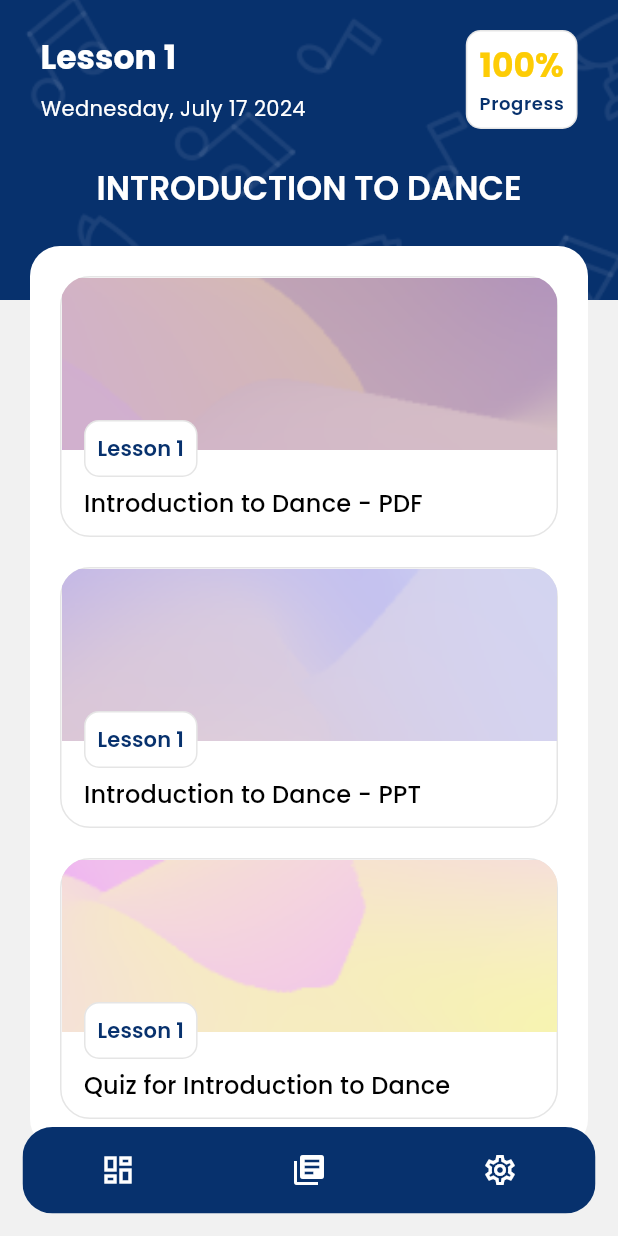
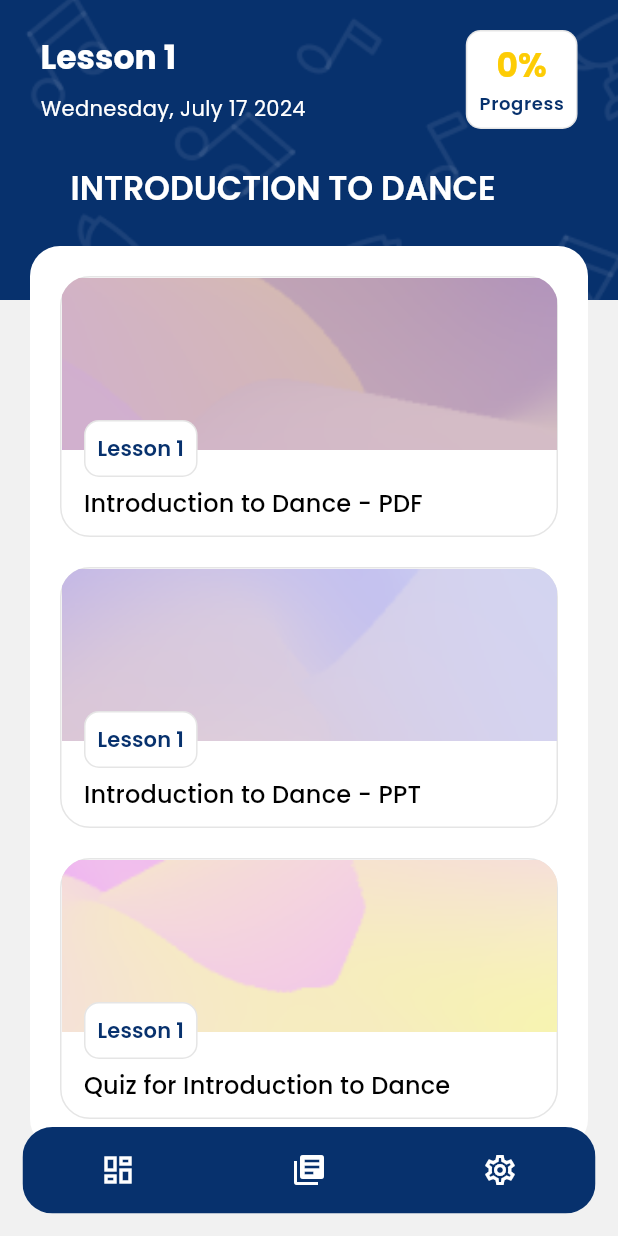
Before and after one commit to justinecasiano/kiola, a Flutter app: the screen it shows after launch, after a tap on an icon or button, on a phone screen of 412 x 824 dp. Run offline on Flutter 3.47's test engine with Material 3 defaults, Android fonts, the phone set to English and light mode, and no system bars; our stand-ins replace bloc, flutter_bloc, google_fonts; missing offline and left inert: syncfusion_flutter_pdfviewer; project files that could hold a hidden picture were left out.

```diff
--- /dev/null
+++ b/devtools_options.yaml
@@ -0,0 +1,4 @@
+description: This file stores settings for Dart & Flutter DevTools.
+documentation: https://docs.flutter.dev/tools/devtools/extensions#configure-extension-enablement-states
+extensions:
+  - provider: true
--- a/lib/main.dart
+++ b/lib/main.dart
@@ -1,5 +1,3 @@
-import 'dart:developer';
-
 import 'package:flutter/material.dart';
 import 'package:google_fonts/google_fonts.dart';
 import 'package:flutter_bloc/flutter_bloc.dart';
@@ -31,7 +29,7 @@ class _AppState extends State<App> {
     try {
       List result = await Future.wait([
         Utils.loadJson(context, 'assets/lessons.json'),
-        Utils.loadJson(context, 'assets/student.json')
+        Utils.loadJson(context, 'assets/student.json'),
       ]);
 
       lessons = (result[0] as List<dynamic>)
@@ -49,17 +47,26 @@ class _AppState extends State<App> {
     return MaterialApp(
       debugShowCheckedModeBanner: false,
       title: 'Kiola',
+      routes: {
+        '/splash': (context) => const SplashScreen(),
+      },
       home: FutureBuilder(
           future: initialize(context),
           builder: (context, snapshot) {
             if (snapshot.hasData) {
               print('lesson and user data are successfully loaded');
 
-              return MultiBlocProvider(providers: [
-                BlocProvider(create: (_) => NavigationCubit()),
-                BlocProvider(create: (_) => LessonCubit(lessons: lessons)),
-                BlocProvider(create: (_) => StudentCubit(student!)),
-              ], child: const HomeScreen());
+              return MultiBlocProvider(
+                  providers: [
+                    BlocProvider(create: (_) => NavigationCubit()),
+                    BlocProvider(create: (_) => LessonCubit(lessons: lessons)),
+                    BlocProvider(create: (_) => StudentCubit(student!)),
+                  ],
+                  child: BlocBuilder<StudentCubit, Student>(
+                    builder: (BuildContext context, Student state) {
+                      return const HomeScreen();
+                    },
+                  ));
             } else if (snapshot.hasError) {
               return Center(
                   child: Text(
@@ -74,9 +81,6 @@ class _AppState extends State<App> {
               );
             }
           }),
-      routes: {
-        '/splash': (context) => const SplashScreen(),
-      },
       theme: ThemeData(
         fontFamily: GoogleFonts.poppins().fontFamily,
       ),
--- a/lib/src/models/cubits/lesson_cubit.dart
+++ b/lib/src/models/cubits/lesson_cubit.dart
@@ -4,27 +4,18 @@ import '../lesson.dart';
 
 class LessonCubit extends Cubit<Lesson> {
   final List<Lesson> lessons;
-  late int number;
 
-  LessonCubit({required this.lessons}) : super(lessons.first) {
-    number = lessons.first.number;
-  }
+  LessonCubit({required this.lessons}) : super(lessons.first);
 
-  int getLessonNumber() => number;
-
-  String? getContent() => state.selectedContent;
-
-  int getContentPercentage() {
-    return state.hasVideo ? 100 ~/ 4 : 100 ~/ 3;
+  double getContentPercentage() {
+    return 100 / (state.hasVideo ? 4 : 3);
   }
 
   void setLesson(int number) {
-    this.number = number;
     emit(lessons.firstWhere((lesson) => lesson.number == number));
   }
 
-  void setContent(String? content) {
-    Lesson? currentLesson = state.copyWith(selectedContent: content);
-    emit(currentLesson);
+  void setContent(String content) {
+    emit(state.copyWith(selectedContent: content));
   }
 }
--- a/lib/src/models/cubits/student_cubit.dart
+++ b/lib/src/models/cubits/student_cubit.dart
@@ -14,7 +14,7 @@ class StudentCubit extends Cubit<Student> {
   }
 
   void setLessonProgress(BuildContext context, int number) {
-    int percent = context.read<LessonCubit>().getContentPercentage();
+    double percent = context.read<LessonCubit>().getContentPercentage();
     Student student = state.copyWith();
     student.lessonStanding[number].progress += percent;
     emit(student);
@@ -25,7 +25,7 @@ class StudentCubit extends Cubit<Student> {
     for (var standing in student.lessonStanding) {
       student.overallProgress += standing.progress;
     }
-    student.overallProgress ~/= student.lessonStanding.length;
+    student.overallProgress /= student.lessonStanding.length;
     emit(student);
   }
 }
--- a/lib/src/models/lesson.dart
+++ b/lib/src/models/lesson.dart
@@ -3,7 +3,7 @@ import 'quiz.dart';
 class Lesson {
   final int number;
   final String title;
-  String? selectedContent;
+  String selectedContent;
   final bool hasVideo;
   final Quiz quiz;
 
--- a/lib/src/models/lesson_standing.dart
+++ b/lib/src/models/lesson_standing.dart
@@ -2,7 +2,7 @@ class LessonStanding {
   int number;
   List<int?> answers;
   int? score;
-  int progress;
+  double progress;
 
   LessonStanding(
       {required this.number,
--- a/lib/src/models/student.dart
+++ b/lib/src/models/student.dart
@@ -6,7 +6,7 @@ class Student {
   final String? email;
   final int? lastSaved;
   List<LessonStanding> lessonStanding;
-  int overallProgress;
+  double overallProgress;
 
   Student({
     required this.username,
@@ -40,7 +40,7 @@ class Student {
     String? email,
     int? lastSaved,
     List<LessonStanding>? lessonStanding,
-    int? overallProgress,
+    double? overallProgress,
   }) {
     return Student(
       username: username ?? this.username,
--- a/lib/src/screens/dashboard_screen.dart
+++ b/lib/src/screens/dashboard_screen.dart
@@ -2,7 +2,9 @@ import 'package:flutter/material.dart';
 import 'package:flutter_bloc/flutter_bloc.dart';
 import '../models/cubits/lesson_cubit.dart';
 import '../models/cubits/navigation_cubit.dart';
+import '../models/cubits/student_cubit.dart';
 import '../models/lesson.dart';
+import '../models/student.dart';
 import '../widgets/custom_background.dart';
 import '../widgets/rounded_container.dart';
 import '../extras/utils.dart';
@@ -15,16 +17,29 @@ class DashboardScreen extends StatelessWidget {
 
   @override
   Widget build(BuildContext context) {
-    return const CustomBackground(
+    return CustomBackground(
         child: Padding(
-      padding: EdgeInsets.symmetric(horizontal: values.medium),
-      child: Column(children: [Header(), DashboardInfo(), Lessons()]),
+      padding: const EdgeInsets.symmetric(horizontal: values.medium),
+      child: Column(children: [
+        BlocBuilder<StudentCubit, Student>(
+          builder: (BuildContext context, Student state) {
+            return Header(student: state);
+          },
+        ),
+        BlocBuilder<StudentCubit, Student>(
+          builder: (BuildContext context, Student state) {
+            return DashboardInfo(student: state);
+          },
+        ),
+        const Lessons()
+      ]),
     ));
   }
 }
 
 class Header extends StatelessWidget {
-  const Header({super.key});
+  final Student? student;
+  const Header({super.key, required this.student});
 
   @override
   Widget build(BuildContext context) {
@@ -36,10 +51,14 @@ class Header extends StatelessWidget {
           right: values.small - 3),
       child: Row(children: [
         Expanded(
+          child: FittedBox(
+            fit: BoxFit.scaleDown,
+            alignment: Alignment.topLeft,
             child: Text(
-            'Welcome, Mark',
+              'Welcome, ${student!.username}',
               style: values.getTextStyle(context, 'titleLarge',
                   color: colors.primary, weight: FontWeight.w700),
+            ),
           ),
         ),
         IconButton(
@@ -58,17 +77,20 @@ class Header extends StatelessWidget {
 }
 
 class DashboardInfo extends StatelessWidget {
-  const DashboardInfo({super.key});
+  final Student? student;
+  const DashboardInfo({super.key, required this.student});
 
   @override
   Widget build(BuildContext context) {
+    int overallProgress = student!.overallProgress.round();
+
     return Container(
         decoration: BoxDecoration(
           color: colors.primary,
           borderRadius: BorderRadius.circular(values.medium),
         ),
         child: Padding(
-          padding: const EdgeInsets.all(values.small + 7),
+          padding: const EdgeInsets.all(values.medium),
           child: Row(
             children: [
               SizedBox(
@@ -102,9 +124,10 @@ class DashboardInfo extends StatelessWidget {
                         Row(
                           mainAxisAlignment: MainAxisAlignment.spaceEvenly,
                           children: [
-                            RoundedContainer(children: [
+                            Expanded(
+                              child: RoundedContainer(children: [
                                 Text(
-                                '100%',
+                                  '${100 - overallProgress}%',
                                   textAlign: TextAlign.center,
                                   style: values.getTextStyle(
                                       context, 'titleLarge',
@@ -115,17 +138,20 @@ class DashboardInfo extends StatelessWidget {
                                 Text(
                                   'Pending',
                                   textAlign: TextAlign.center,
-                                style: values.getTextStyle(context, 'bodySmall',
+                                  style: values.getTextStyle(
+                                      context, 'bodySmall',
                                       color: colors.secondary,
                                       weight: FontWeight.w500),
                                 ),
                               ]),
+                            ),
                             const SizedBox(
                               width: values.small - 5,
                             ),
-                            RoundedContainer(children: [
+                            Expanded(
+                              child: RoundedContainer(children: [
                                 Text(
-                                '0%',
+                                  '$overallProgress%',
                                   textAlign: TextAlign.center,
                                   style: values.getTextStyle(
                                       context, 'titleLarge',
@@ -133,14 +159,18 @@ class DashboardInfo extends StatelessWidget {
                                       weight: FontWeight.bold),
                                 ),
                                 const SizedBox(height: values.small - 6),
-                              Text(
+                                FittedBox(
+                                  child: Text(
                                     'Completed',
                                     textAlign: TextAlign.center,
-                                style: values.getTextStyle(context, 'bodySmall',
+                                    style: values.getTextStyle(
+                                        context, 'bodySmall',
                                         color: colors.secondary,
                                         weight: FontWeight.w500),
                                   ),
+                                ),
                               ]),
+                            ),
                           ],
                         )
                       ])),
@@ -152,7 +182,7 @@ class DashboardInfo extends StatelessWidget {
                           vertical: values.small + 3),
                       children: [
                         Text(
-                          '0%',
+                          '$overallProgress%',
                           textAlign: TextAlign.center,
                           style: values.getTextStyle(context, 'headlineLarge',
                               color: colors.accentLight,
@@ -222,7 +252,10 @@ class LessonCard extends StatelessWidget {
 
   @override
   Widget build(BuildContext context) {
-    Lesson? lesson = context.watch<LessonCubit>().state;
+    Lesson? lesson = context
+        .read<LessonCubit>()
+        .lessons
+        .firstWhere((lesson) => lesson.number == number);
 
     return GestureDetector(
         onTap: () {
@@ -238,6 +271,7 @@ class LessonCard extends StatelessWidget {
                 Stack(
                   children: [
                     SizedBox(
+                      width: Utils.appGetWidth(context, 100),
                       height: 115,
                       child: Image.asset(
                         fit: BoxFit.cover,
--- a/lib/src/screens/home_screen.dart
+++ b/lib/src/screens/home_screen.dart
@@ -1,7 +1,9 @@
 import 'package:flutter/material.dart';
 import 'package:flutter_bloc/flutter_bloc.dart';
 import '../extras/utils.dart';
+import '../models/cubits/lesson_cubit.dart';
 import '../models/cubits/navigation_cubit.dart';
+import '../models/lesson.dart';
 import 'dashboard_screen.dart';
 import 'lesson_screen.dart';
 import 'settings_screen.dart';
@@ -31,10 +33,14 @@ class _HomeScreenState extends State<HomeScreen> {
         builder: (BuildContext context, int state) {
       return Scaffold(
         backgroundColor: colors.primaryShade,
-        body: IndexedStack(index: state, children: const [
-          DashboardScreen(),
-          LessonScreen(),
-          SettingsScreen()
+        body: IndexedStack(index: state, children: [
+          const DashboardScreen(),
+          BlocBuilder<LessonCubit, Lesson>(
+            builder: (BuildContext context, Lesson state) {
+              return const LessonScreen();
+            },
+          ),
+          const SettingsScreen()
         ]),
         extendBody: true,
         bottomNavigationBar: Container(
--- a/lib/src/screens/lesson_screen.dart
+++ b/lib/src/screens/lesson_screen.dart
@@ -2,9 +2,12 @@ import 'package:flutter/material.dart';
 import 'package:flutter_bloc/flutter_bloc.dart';
 import 'package:learning_management_system/src/widgets/rounded_container.dart';
 import 'package:syncfusion_flutter_pdfviewer/pdfviewer.dart';
+
 import '../extras/utils.dart';
 import '../models/cubits/lesson_cubit.dart';
+import '../models/cubits/student_cubit.dart';
 import '../models/lesson.dart';
+import '../models/student.dart';
 import '../widgets/custom_background.dart';
 import '../constants/values.dart' as values;
 import '../constants/colors.dart' as colors;
@@ -14,38 +17,58 @@ class LessonScreen extends StatelessWidget {
 
   @override
   Widget build(BuildContext context) {
-    Lesson? lesson = context.watch<LessonCubit>().state;
-
-    return const CustomBackground(
+    return BlocBuilder<LessonCubit, Lesson>(
+      builder: (BuildContext context, Lesson lesson) {
+        return CustomBackground(
+          isScrollable: lesson.selectedContent == 'default',
           child: Padding(
-      padding: EdgeInsets.symmetric(horizontal: values.medium),
-      child: Column(children: [Header(), Contents()]),
-    ));
+            padding: const EdgeInsets.symmetric(horizontal: values.medium),
+            child: BlocBuilder<StudentCubit, Student>(
+                builder: (BuildContext context, Student student) {
+              return lesson.selectedContent == 'default'
+                  ? Column(children: [
+                      Header(lesson: lesson, student: student),
+                      Contents(lesson: lesson)
+                    ])
+                  : SizedBox(
+                      height: Utils.appGetHeight(context, 85),
+                      child: Column(children: [
+                        Header(lesson: lesson, student: student),
+                        Expanded(child: Contents(lesson: lesson))
+                      ]),
+                    );
+            }),
+          ),
+        );
+      },
+    );
   }
 }
 
 class Header extends StatelessWidget {
-  const Header({super.key});
+  final Lesson? lesson;
+  final Student? student;
 
-  dynamic getContentTitle(BuildContext context, Lesson? lesson) {
-    String? content = context.read<LessonCubit>().getContent();
+  const Header({super.key, required this.lesson, required this.student});
+
+  dynamic getContentTitle(BuildContext context) {
+    String content = lesson!.selectedContent;
+    int number = lesson!.number;
     String title = lesson!.title.toUpperCase();
-    int number = lesson.number;
 
-    return content == null
-        ? title
-        : {
+    return {
+      'default': title,
       'pdf': '$title - PDF',
       'ppt': '$title - PPT',
       'video': '$title - Video',
-            'quiz': 'Quiz for $title'
+      'quiz': 'Quiz $number - $title'
     }[content];
   }
 
   @override
   Widget build(BuildContext context) {
-    Lesson? lesson = context.watch<LessonCubit>().state;
-    int? number = context.watch<LessonCubit>().state!.number;
+    int number = lesson!.number;
+    int progress = student!.lessonStanding[number - 1].progress.round();
 
     return Padding(
       padding: const EdgeInsets.only(
@@ -53,7 +76,7 @@ class Header extends StatelessWidget {
           bottom: values.small,
           left: values.small - 3,
           right: values.small - 3),
-      child: Column(crossAxisAlignment: CrossAxisAlignment.center, children: [
+      child: Column(crossAxisAlignment: CrossAxisAlignment.start, children: [
         Row(children: [
           Expanded(
             child: SizedBox(
@@ -77,7 +100,7 @@ class Header extends StatelessWidget {
           ),
           RoundedContainer(children: [
             Text(
-              '100%',
+              '$progress%',
               textAlign: TextAlign.center,
               style: values.getTextStyle(context, 'titleLarge',
                   color: colors.accentLight, weight: FontWeight.bold),
@@ -93,12 +116,11 @@ class Header extends StatelessWidget {
         ]),
         const SizedBox(height: values.large),
         Padding(
-          padding: const EdgeInsets.symmetric(horizontal: values.small),
+          padding: const EdgeInsets.symmetric(horizontal: values.medium),
           child: FittedBox(
-            fit: BoxFit.fitWidth,
+            fit: BoxFit.scaleDown,
             child: Text(
-              getContentTitle(context, lesson),
-              textAlign: TextAlign.center,
+              getContentTitle(context),
               style: values.getTextStyle(context, 'titleLarge',
                   color: colors.primary, weight: FontWeight.w600),
             ),
@@ -111,14 +133,21 @@ class Header extends StatelessWidget {
 }
 
 class Contents extends StatelessWidget {
-  const Contents({super.key});
+  final Lesson? lesson;
+  const Contents({super.key, required this.lesson});
 
-  dynamic getContent(String? content) {
-    return content == null
-        ? const DefaultContent()
-        : const {
-            'pdf': PDFContent(),
-            'ppt': PPTContent(),
+  dynamic getContent(String content) {
+    return {
+      'default': DefaultContent(
+          title: lesson!.title,
+          number: lesson!.number,
+          hasVideo: lesson!.hasVideo),
+      'pdf': PDFContent(
+        title: lesson!.title.toUpperCase(),
+      ),
+      'ppt': PPTContent(
+        title: lesson!.title.toUpperCase(),
+      ),
       'video': VideoContent(),
       'quiz': QuizContent()
     }[content];
@@ -126,11 +155,6 @@ class Contents extends StatelessWidget {
 
   @override
   Widget build(BuildContext context) {
-    Lesson? lesson = context.watch<LessonCubit>().state;
-    String? content = context.read<LessonCubit>().getContent();
-
-    print('Content: $content');
-
     return Container(
       decoration: BoxDecoration(
         color: colors.primary,
@@ -138,24 +162,31 @@ class Contents extends StatelessWidget {
       ),
       child: Padding(
         padding: const EdgeInsets.all(values.medium),
-        child: getContent(context.read<LessonCubit>().getContent()),
+        child: getContent(lesson!.selectedContent),
       ),
     );
   }
 }
 
 class DefaultContent extends StatelessWidget {
-  const DefaultContent({super.key});
+  final String title;
+  final int number;
+  final bool hasVideo;
 
-  List<Widget> hasVideo(BuildContext context) {
-    Lesson? lesson = context.read<LessonCubit>().state;
+  const DefaultContent(
+      {super.key,
+      required this.title,
+      required this.hasVideo,
+      required this.number});
 
-    return (lesson.hasVideo)
+  List<Widget> hasVideoContent(BuildContext context) {
+    return (hasVideo)
         ? [
             const SizedBox(height: values.medium),
             ContentCard(
-                title: 'Video for ${lesson.title}',
+                title: 'Video for $title',
                 thumbnail: 'content/content-3.png',
+                number: number,
                 onTap: onTap(context, 'video'))
           ]
         : [];
@@ -164,33 +195,32 @@ class DefaultContent extends StatelessWidget {
   Function() onTap(BuildContext context, String content) {
     return () {
       context.read<LessonCubit>().setContent(content);
-      print(context.read<LessonCubit>().getContent());
     };
   }
 
   @override
   Widget build(BuildContext context) {
-    Lesson? lesson = context.watch<LessonCubit>().state;
-    String title = lesson!.title;
-
     return Column(
       children: [
         ContentCard(
           title: '$title - PDF',
           thumbnail: 'content/content-1.png',
+          number: number,
           onTap: onTap(context, 'pdf'),
         ),
         const SizedBox(height: values.medium),
         ContentCard(
           title: '$title - PPT',
           thumbnail: 'content/content-2.png',
+          number: number,
           onTap: onTap(context, 'ppt'),
         ),
-        ...hasVideo(context),
+        ...hasVideoContent(context),
         const SizedBox(height: values.medium),
         ContentCard(
           title: 'Quiz for $title',
           thumbnail: 'content/content-3.png',
+          number: number,
           onTap: onTap(context, 'quiz'),
         )
       ],
@@ -199,35 +229,56 @@ class DefaultContent extends StatelessWidget {
 }
 
 class PDFContent extends StatelessWidget {
-  const PDFContent({super.key});
+  final String title;
+
+  const PDFContent({super.key, required this.title});
 
   @override
   Widget build(BuildContext context) {
-    Lesson? lesson = context.watch<LessonCubit>().state;
-    String title = context.read<LessonCubit>().state.title.toUpperCase();
-
     return Column(
       crossAxisAlignment: CrossAxisAlignment.start,
       children: [
         const BackIcon(),
         const SizedBox(height: values.small),
-        SizedBox(
-            width: Utils.appGetWidth(context, 100),
-            height: Utils.appGetWidth(context, 100),
-            child: SfPdfViewer.asset('assets/modules/$title.pdf')),
+        Expanded(
+          child: SfPdfViewer.asset(
+            'assets/modules/$title.pdf',
+            canShowPaginationDialog: false,
+            onPageChanged: (page) {
+              if (page.isLastPage) {
+                print('you have reached the last page');
+              }
+            },
+          ),
+        ),
       ],
     );
   }
 }
 
 class PPTContent extends StatelessWidget {
-  const PPTContent({super.key});
+  final String title;
+  const PPTContent({super.key, required this.title});
 
   @override
   Widget build(BuildContext context) {
     return Column(
       crossAxisAlignment: CrossAxisAlignment.start,
-      children: [BackIcon()],
+      children: [
+        const BackIcon(),
+        const SizedBox(height: values.small),
+        Expanded(
+          child: SfPdfViewer.asset(
+            'assets/powerpoints/$title.pdf',
+            canShowPaginationDialog: false,
+            onPageChanged: (page) {
+              if (page.isLastPage) {
+                print('you have reached the last page');
+              }
+            },
+          ),
+        ),
+      ],
     );
   }
 }
@@ -262,12 +313,14 @@ class ContentCard extends StatelessWidget {
   final Function() onTap;
   final String title;
   final String thumbnail;
+  final int number;
 
   const ContentCard(
       {super.key,
       required this.onTap,
       required this.title,
-      required this.thumbnail});
+      required this.thumbnail,
+      required this.number});
 
   @override
   Widget build(BuildContext context) {
@@ -293,7 +346,7 @@ class ContentCard extends StatelessWidget {
                   const SizedBox(height: 95),
                   RoundedContainer(children: [
                     Text(
-                      'Lesson ${context.read<LessonCubit>().state!.number}',
+                      'Lesson $number',
                       textAlign: TextAlign.center,
                       style: values.getTextStyle(context, 'titleSmall',
                           color: colors.accentDark, weight: FontWeight.w600),
@@ -323,13 +376,12 @@ class BackIcon extends StatelessWidget {
   Widget build(BuildContext context) {
     return GestureDetector(
       onTap: () {
-        context.read<LessonCubit>().setContent(null);
-        print(context.read<LessonCubit>().getContent());
+        context.read<LessonCubit>().setContent('default');
       },
       child: const Icon(
         Icons.arrow_back_rounded,
         color: colors.accentDark,
-        size: values.large,
+        size: values.large + values.small,
       ),
     );
   }
--- a/lib/src/widgets/custom_background.dart
+++ b/lib/src/widgets/custom_background.dart
@@ -3,24 +3,34 @@ import '../extras/utils.dart';
 
 class CustomBackground extends StatelessWidget {
   final Widget child;
+  final bool isScrollable;
 
-  const CustomBackground({super.key, required this.child});
+  const CustomBackground(
+      {super.key, required this.child, this.isScrollable = true});
+
+  Widget getBackground(BuildContext context) {
+    return SizedBox(
+      width: Utils.appGetWidth(context, 100),
+      height: 200,
+      child:
+          Image.asset('assets/images/custom-background.png', fit: BoxFit.cover),
+    );
+  }
 
   @override
   Widget build(BuildContext context) {
     return SizedBox(
       height: Utils.appGetHeight(context, 93),
-      child: ListView(children: [
-        Stack(children: [
-          SizedBox(
-            width: Utils.appGetWidth(context, 100),
-            height: 200,
-            child: Image.asset('assets/images/custom-background.png',
-                fit: BoxFit.cover),
-          ),
-          child
-        ]),
-      ]),
+      child: Builder(
+        builder: (BuildContext context) {
+          return ListView(
+              physics:
+                  isScrollable ? null : const NeverScrollableScrollPhysics(),
+              children: [
+                Stack(children: [getBackground(context), child]),
+              ]);
+        },
+      ),
     );
   }
 }
```
Also changed, not shown: assets/lessons.json (+6 -6 lines), assets/student.json (+7 -7 lines), 8 other files. Lines whose indentation alone changed are shown as unchanged.
